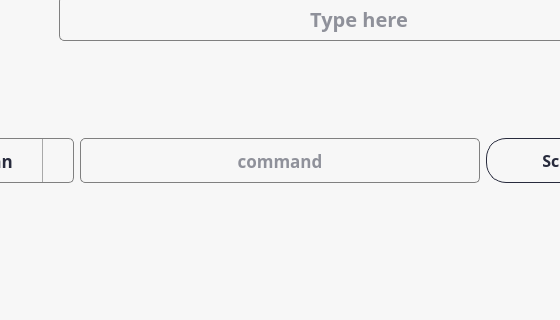
Above: assets/ui/main.ui from NicasioTn/Windows-ISAN-Security-Gizmo-Box before the change; both pictures show x 301 to 861 and y 227 to 547 of the 1320 by 881 pixel window. Below: the same form after it.
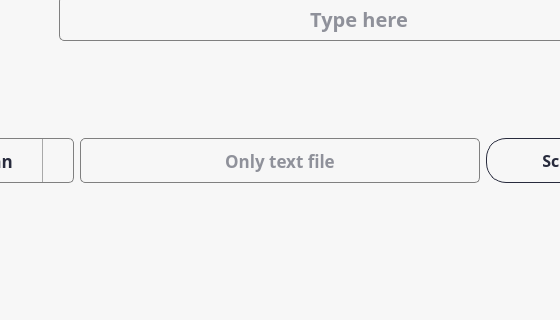
That is the form after the change. The open tabs and pages were chosen to show the change. Icons and pictures are not drawn.

Diff of the .ui file:
```diff
--- a/assets/ui/main.ui
+++ b/assets/ui/main.ui
@@ -5046,7 +5046,7 @@
                          <bool>true</bool>
                         </property>
                         <property name="placeholderText">
-                         <string>command</string>
+                         <string>Only text file</string>
                         </property>
                        </widget>
                       </item>
```
Left out of the diff: 5 changed lines with no effect on the pictures.
